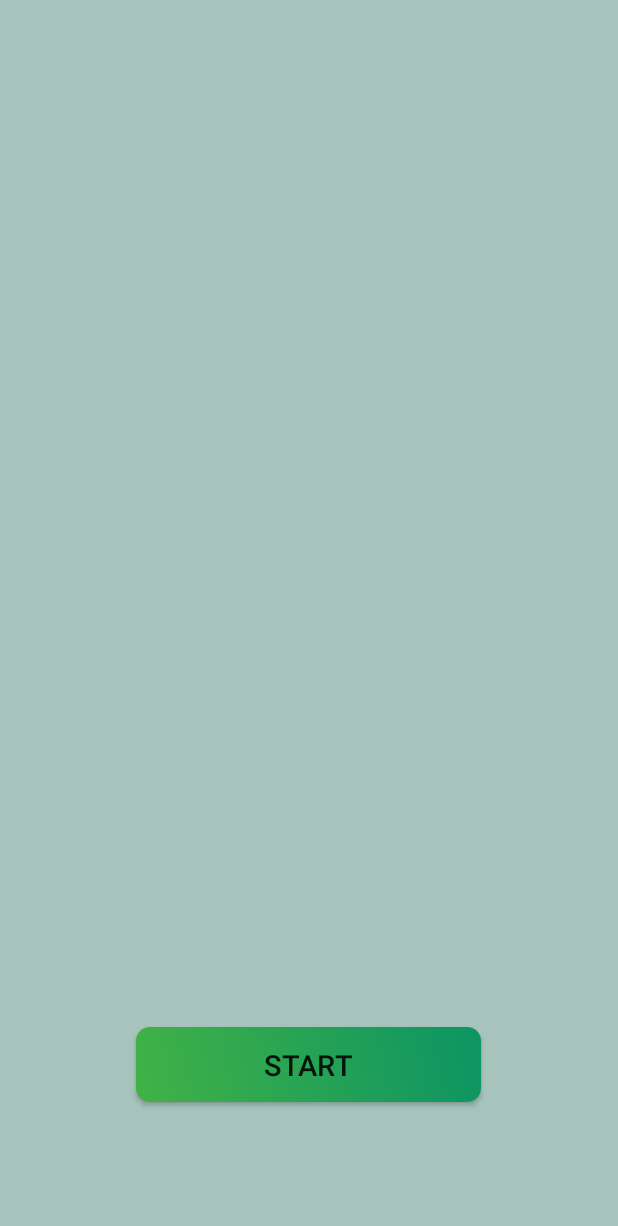
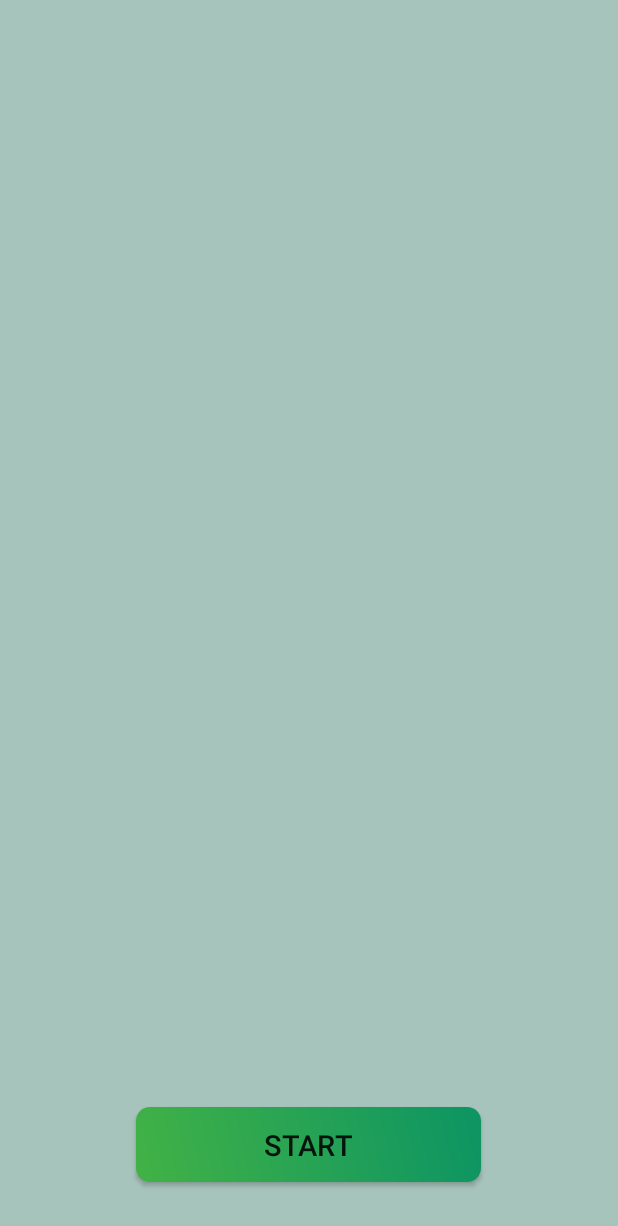
Before and after one commit to hamza94max/Health-alarm, an Android app: the layout activity_main.xml on its own in the app's theme, with its tools: preview values and no code run, on a phone screen of 412 x 824 dp. Shown: the top 1226 px of the screen. Run offline under Robolectric (Android 15) with nearby library versions, the phone set to English and light mode, and no system bars; plain views replace ViewPagerIndicator.

Commit message:
ConstraintLayout

```diff
--- a/app/src/main/res/layout/activity_main.xml
+++ b/app/src/main/res/layout/activity_main.xml
@@ -1,11 +1,12 @@
 <?xml version="1.0" encoding="utf-8"?>
 <layout xmlns:android="http://schemas.android.com/apk/res/android"
+    xmlns:app="http://schemas.android.com/apk/res-auto"
     xmlns:tools="http://schemas.android.com/tools">
 
         <data>
         </data>
 
-        <RelativeLayout
+    <androidx.constraintlayout.widget.ConstraintLayout
         android:layout_width="match_parent"
         android:layout_height="match_parent"
         android:background="#A7C4BC"
@@ -18,20 +19,25 @@
             android:id="@+id/remainingTime_textview"
             android:layout_width="match_parent"
             android:layout_height="wrap_content"
-                android:layout_marginTop="5dp"
             android:gravity="center"
-                android:padding="5dp"
+            android:padding="7dp"
             android:text="@string/empty"
             android:textColor="@color/black"
             android:textSize="27sp"
-                android:textStyle="bold" />
+            android:textStyle="bold"
+            app:layout_constraintBottom_toTopOf="@+id/viewpager"
+            app:layout_constraintTop_toTopOf="parent"
+            tools:ignore="MissingConstraints" />
 
         <androidx.viewpager.widget.ViewPager
             android:id="@+id/viewpager"
             android:layout_width="match_parent"
             android:layout_height="450dp"
             android:layout_alignWithParentIfMissing="true"
-                android:layout_marginTop="90dp">
+            android:layout_marginBottom="44dp"
+            app:layout_constraintBottom_toTopOf="@+id/start_btn"
+            tools:ignore="MissingConstraints"
+            tools:layout_editor_absoluteX="-16dp">
 
             <com.itsronald.widget.ViewPagerIndicator
                 android:id="@+id/view_pager_indicator"
@@ -49,12 +55,16 @@
             android:layout_height="wrap_content"
             android:layout_alignParentBottom="true"
             android:layout_centerHorizontal="true"
-                    android:layout_marginBottom="89dp"
+            android:layout_marginBottom="36dp"
             android:background="@drawable/button_shape_green"
             android:onClick="startbtn"
             android:text="@string/start"
             android:textSize="19sp"
-                    tools:ignore="UsingOnClickInXml" />
+            app:layout_constraintBottom_toBottomOf="parent"
+            app:layout_constraintEnd_toEndOf="parent"
+            app:layout_constraintHorizontal_bias="0.497"
+            app:layout_constraintStart_toStartOf="parent"
+            tools:ignore="MissingConstraints,UsingOnClickInXml" />
 
-        </RelativeLayout>
+    </androidx.constraintlayout.widget.ConstraintLayout>
 </layout>
```
Lines whose indentation alone changed are shown as unchanged.
